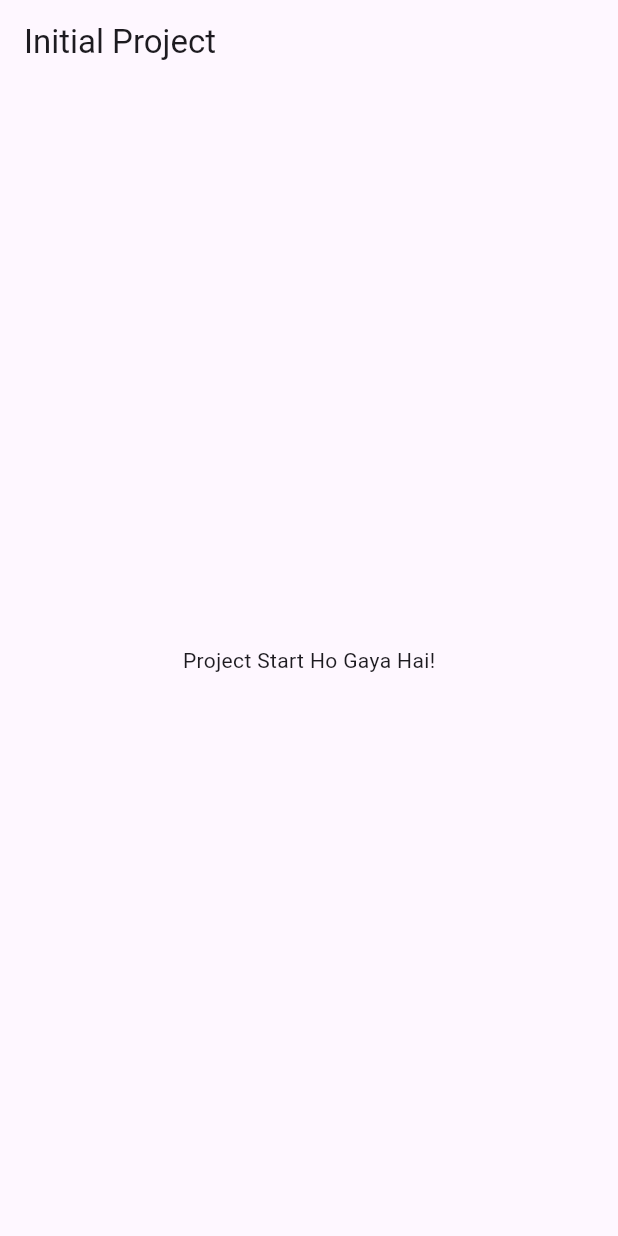
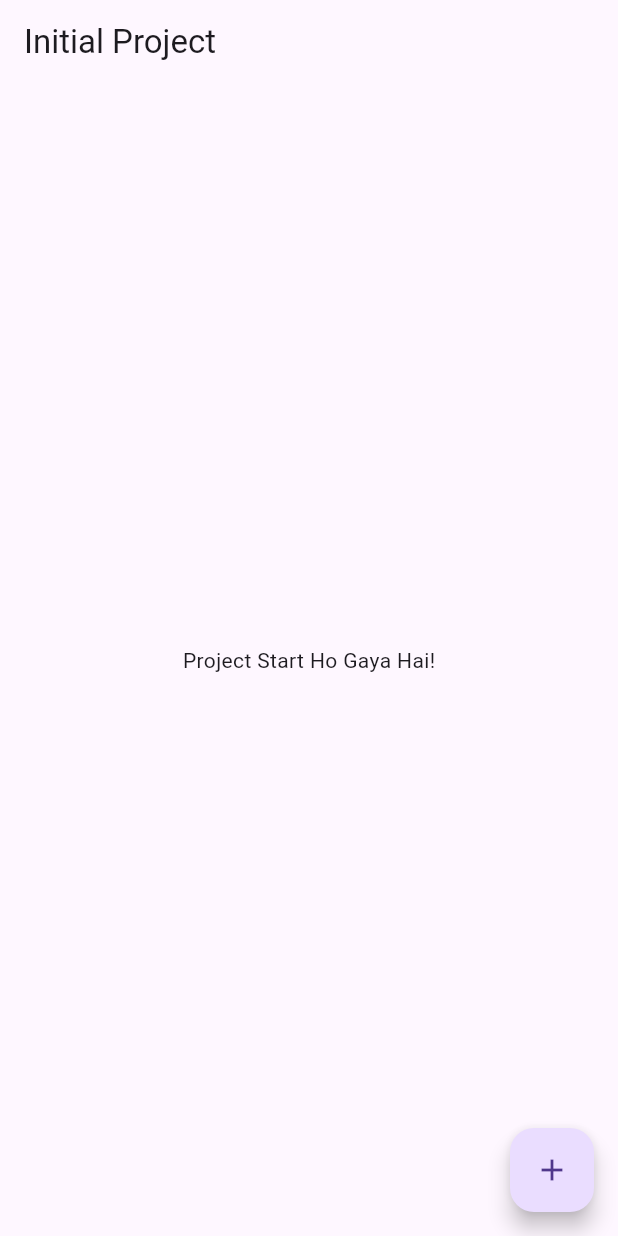
Before and after one commit to faheemnaveed07/flutter-collab-practice, a Flutter app: the screen it shows after launch, on a phone screen of 412 x 824 dp. Run offline on Flutter 3.47's test engine with Material 3 defaults, Android fonts, the phone set to English and light mode, and no system bars.

Commit message:
added floating action button by faheem_dev

```diff
--- a/lib/main.dart
+++ b/lib/main.dart
@@ -29,6 +29,11 @@ class MyHomePage extends StatelessWidget {
       // ABHI BODY KHAALI HAI
       body: const Center(child: Text('Project Start Ho Gaya Hai!')),
       // ABHI KOI FLOATING ACTION BUTTON NAHI HAI
+      floatingActionButton: FloatingActionButton(
+        onPressed: () {},
+        tooltip: 'Add',
+        child: Icon(Icons.add),
+      ),
     );
   }
 }
```
